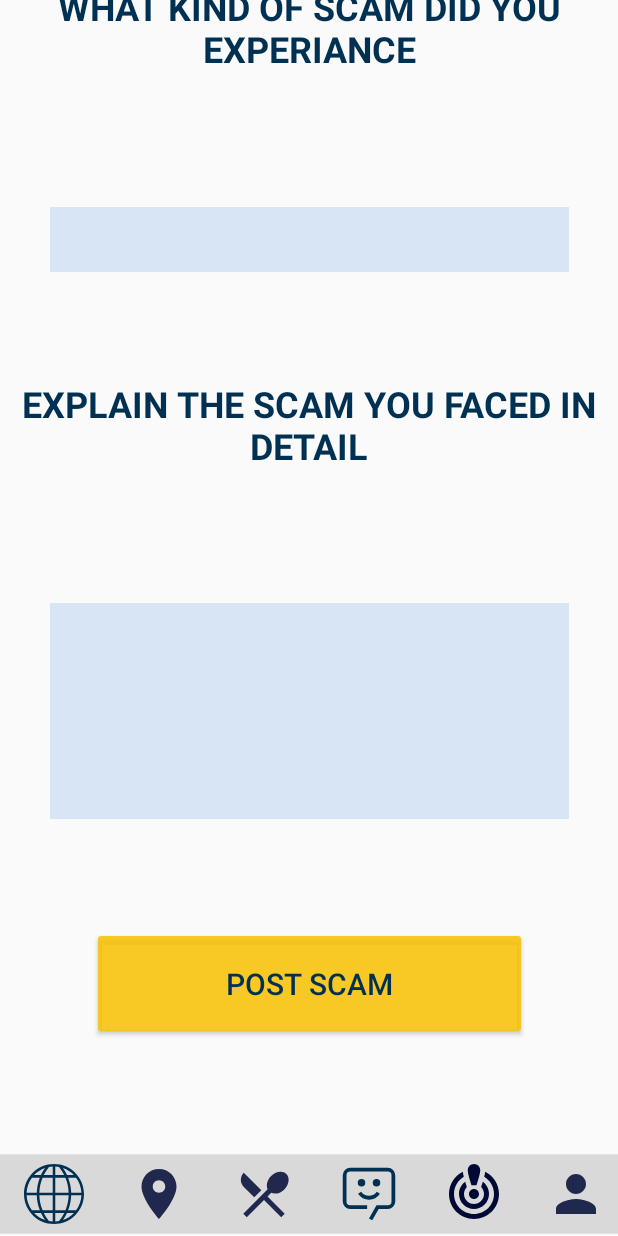
After one commit to IT21333620/IntelliGuide, an Android app built with Jetpack Compose: the fragment AddScamPost placed in its activity, on a phone screen of 412 x 824 dp. The commit adds this screen. Run offline under Robolectric (Android 15) with nearby library versions, the phone set to English and light mode, and no system bars; our stand-ins replace Firebase (no records; nobody signed in at launch, a user with empty details on screens opened directly), Picasso; pictures from the network do not load.

Commit message:
Post Scams Created

```diff
--- /dev/null
+++ b/app/src/main/java/com/example/intelliguide/tourist/fragments/AddScamPost.kt
@@ -0,0 +1,86 @@
+package com.example.intelliguide.tourist.fragments
+
+import android.os.Bundle
+import android.text.TextUtils
+import androidx.fragment.app.Fragment
+import android.view.LayoutInflater
+import android.view.View
+import android.view.ViewGroup
+import android.widget.Button
+import android.widget.EditText
+import android.widget.Toast
+import com.example.intelliguide.R
+import com.google.firebase.auth.FirebaseAuth
+import com.google.firebase.auth.ktx.auth
+import com.google.firebase.database.DatabaseReference
+import com.google.firebase.database.FirebaseDatabase
+import com.google.firebase.ktx.Firebase
+
+class AddScamPost : Fragment() {
+
+    private lateinit var Heading: EditText
+    private lateinit var Descrip: EditText
+    private lateinit var AddScm: Button
+    private lateinit var auth: FirebaseAuth
+    private lateinit var dbRef: DatabaseReference
+
+    override fun onCreateView(
+        inflater: LayoutInflater, container: ViewGroup?,
+        savedInstanceState: Bundle?
+    ): View? {
+        // Inflate the layout for this fragment
+        val view = inflater.inflate(R.layout.fragment_add_scam_post, container, false)
+
+        auth = Firebase.auth
+        dbRef = FirebaseDatabase.getInstance().getReference("Scam")
+        Heading = view.findViewById(R.id.ScmTypeIn)
+        Descrip = view.findViewById(R.id.ScmTypDesIn)
+        AddScm = view.findViewById(R.id.PstScamButn)
+
+        AddScm.setOnClickListener {
+            // Get the current user's UID
+            val user = auth.currentUser
+            val uid = user?.uid
+
+            // Check if the UID is available
+            if (uid != null) {
+                // Retrieve the title and content from EditText fields
+                val title = Heading.text.toString()
+                val content = Descrip.text.toString()
+
+                // Check if title and content are not empty
+                if (!TextUtils.isEmpty(title) && !TextUtils.isEmpty(content)) {
+                    // Create a reference to the "Scams" table under the user's UID
+                    val userScamsRef = dbRef.child(uid).child("Scams")
+
+                    // Generate a unique key for the new entry
+                    val newScamKey = userScamsRef.push().key
+
+                    // Create a map to store the data
+                    val scamData = HashMap<String, Any>()
+                    scamData["title"] = title
+                    scamData["content"] = content
+
+                    // Store the data in the database
+                    userScamsRef.child(newScamKey!!).setValue(scamData)
+
+                    Heading.text.clear()
+                    Descrip.text.clear()
+
+                    // Display a success message
+                    Toast.makeText(context, "Scam added successfully", Toast.LENGTH_SHORT).show()
+                } else {
+                    // Display an error message if title or content is empty
+                    Toast.makeText(context, "Title and Content must not be empty", Toast.LENGTH_SHORT).show()
+                }
+            } else {
+                // Display an error message if the UID is not available
+                Toast.makeText(context, "User not authenticated", Toast.LENGTH_SHORT).show()
+            }
+        }
+
+
+        return  view
+    }
+
+}
--- a/app/src/main/java/com/example/intelliguide/tourist/fragments/restaurants.kt
+++ b/app/src/main/java/com/example/intelliguide/tourist/fragments/restaurants.kt
@@ -38,6 +38,7 @@ class restaurants : Fragment(), OnMapReadyCallback {
     private val LOCATION_UPDATE_INTERVAL = 60000 // Update location every 60 seconds
     private val LOCATION_UPDATE_DISTANCE = 5.0f
     private val FILTER_RADIUS_KM = 2.0 // Set the desired radius in kilometers
+
 
     private val locationListener = object : LocationListener {
         override fun onLocationChanged(location: Location) {
--- /dev/null
+++ b/app/src/main/res/layout/fragment_add_scam_post.xml
@@ -0,0 +1,99 @@
+<?xml version="1.0" encoding="utf-8"?>
+<androidx.constraintlayout.widget.ConstraintLayout xmlns:android="http://schemas.android.com/apk/res/android"
+    xmlns:app="http://schemas.android.com/apk/res-auto"
+    xmlns:tools="http://schemas.android.com/tools"
+    android:layout_width="match_parent"
+    android:layout_height="match_parent"
+    tools:context=".tourist.fragments.AddScamPost">
+
+    <TextView
+        android:id="@+id/ScmType"
+        android:layout_width="0dp"
+        android:layout_height="78dp"
+        android:layout_marginTop="62dp"
+        android:text="@string/ScmName"
+        android:textAlignment="center"
+        android:textAllCaps="true"
+        android:textColor="@color/TextColor"
+        android:textSize="24sp"
+        android:textStyle="bold"
+        app:layout_constraintBottom_toTopOf="@+id/ScmTypeIn"
+        app:layout_constraintEnd_toEndOf="parent"
+        app:layout_constraintHorizontal_bias="0.5"
+        app:layout_constraintStart_toStartOf="parent"
+        app:layout_constraintTop_toTopOf="parent"
+        app:layout_constraintVertical_bias="0.5" />
+
+    <TextView
+        android:id="@+id/scmTypeDes"
+        android:layout_width="0dp"
+        android:layout_height="78dp"
+        android:text="@string/ScmTypDes"
+        android:textAlignment="center"
+        android:textAllCaps="true"
+        android:textColor="@color/TextColor"
+        android:textSize="24sp"
+        android:textStyle="bold"
+        app:layout_constraintBottom_toTopOf="@+id/ScmTypDesIn"
+        app:layout_constraintEnd_toEndOf="parent"
+        app:layout_constraintHorizontal_bias="0.5"
+        app:layout_constraintStart_toStartOf="parent"
+        app:layout_constraintTop_toBottomOf="@+id/ScmTypeIn"
+        app:layout_constraintVertical_bias="0.5" />
+
+    <EditText
+        android:id="@+id/ScmTypeIn"
+        android:layout_width="0dp"
+        android:layout_height="43dp"
+        android:layout_marginStart="32dp"
+        android:layout_marginEnd="32dp"
+        android:background="@color/form_blue"
+        android:ems="10"
+        android:inputType="text"
+        android:textColor="@color/Trans_blue"
+        android:textStyle="italic"
+        app:layout_constraintBottom_toTopOf="@+id/scmTypeDes"
+        app:layout_constraintEnd_toEndOf="parent"
+        app:layout_constraintHorizontal_bias="0.5"
+        app:layout_constraintStart_toStartOf="parent"
+        app:layout_constraintTop_toBottomOf="@+id/ScmType"
+        app:layout_constraintVertical_bias="0.5" />
+
+    <EditText
+        android:id="@+id/ScmTypDesIn"
+        android:layout_width="0dp"
+        android:layout_height="144dp"
+        android:layout_marginStart="32dp"
+        android:layout_marginEnd="32dp"
+        android:background="@color/form_blue"
+        android:ems="10"
+        android:gravity="start|top"
+        android:inputType="textMultiLine"
+        android:textColor="@color/TextColor"
+        android:textStyle="italic"
+        app:layout_constraintBottom_toTopOf="@+id/PstScamButn"
+        app:layout_constraintEnd_toEndOf="parent"
+        app:layout_constraintHorizontal_bias="0.5"
+        app:layout_constraintStart_toStartOf="parent"
+        app:layout_constraintTop_toBottomOf="@+id/scmTypeDes"
+        app:layout_constraintVertical_bias="0.5" />
+
+    <Button
+        android:id="@+id/PstScamButn"
+        android:layout_width="0dp"
+        android:layout_height="75dp"
+        android:layout_marginStart="60dp"
+        android:layout_marginEnd="60dp"
+        android:backgroundTint="@color/btn_yellow"
+        android:text="@string/ScmPstBtn"
+        android:textAlignment="center"
+        android:textColor="@color/TextColor"
+        android:textSize="20sp"
+        app:layout_constraintBottom_toBottomOf="parent"
+        app:layout_constraintEnd_toEndOf="parent"
+        app:layout_constraintHorizontal_bias="0.5"
+        app:layout_constraintStart_toStartOf="parent"
+        app:layout_constraintTop_toBottomOf="@+id/ScmTypDesIn"
+        app:layout_constraintVertical_bias="0.5" />
+
+</androidx.constraintlayout.widget.ConstraintLayout>
--- a/app/src/main/res/layout/fragment_alerts.xml
+++ b/app/src/main/res/layout/fragment_alerts.xml
@@ -11,7 +11,7 @@
         android:layout_width="0dp"
         android:layout_height="wrap_content"
         android:layout_marginStart="16dp"
-        android:layout_marginTop="48dp"
+        android:layout_marginTop="108dp"
         android:layout_marginEnd="16dp"
         android:src="@drawable/rectangle_27"
         app:layout_constraintEnd_toEndOf="parent"
--- a/app/src/main/res/layout/fragment_stop_alert.xml
+++ b/app/src/main/res/layout/fragment_stop_alert.xml
@@ -13,7 +13,7 @@
         android:layout_width="0dp"
         android:layout_height="wrap_content"
         android:layout_marginStart="16dp"
-        android:layout_marginTop="60dp"
+        android:layout_marginTop="140dp"
         android:layout_marginEnd="16dp"
         android:layout_marginBottom="38dp"
         android:src="@drawable/rectangle_28"
--- a/app/src/main/res/values/strings.xml
+++ b/app/src/main/res/values/strings.xml
@@ -109,4 +109,7 @@
 
     <string name="enterQestion">Enter question</string>
     <string name="Get_resturent_directions">Get Directions</string>
+    <string name="ScmName">What kind of Scam Did you experiance</string>
+    <string name="ScmTypDes">Explain the scam you faced in detail</string>
+    <string name="ScmPstBtn">Post Scam</string>
 </resources>
```
Also changed, not shown: app/src/main/java/com/example/intelliguide/tourist/fragments/TouristAddPostScreen.kt (+17 -0 lines), app/src/main/res/layout/fragment_tourist_add_post_screen.xml (+9 -10 lines).
